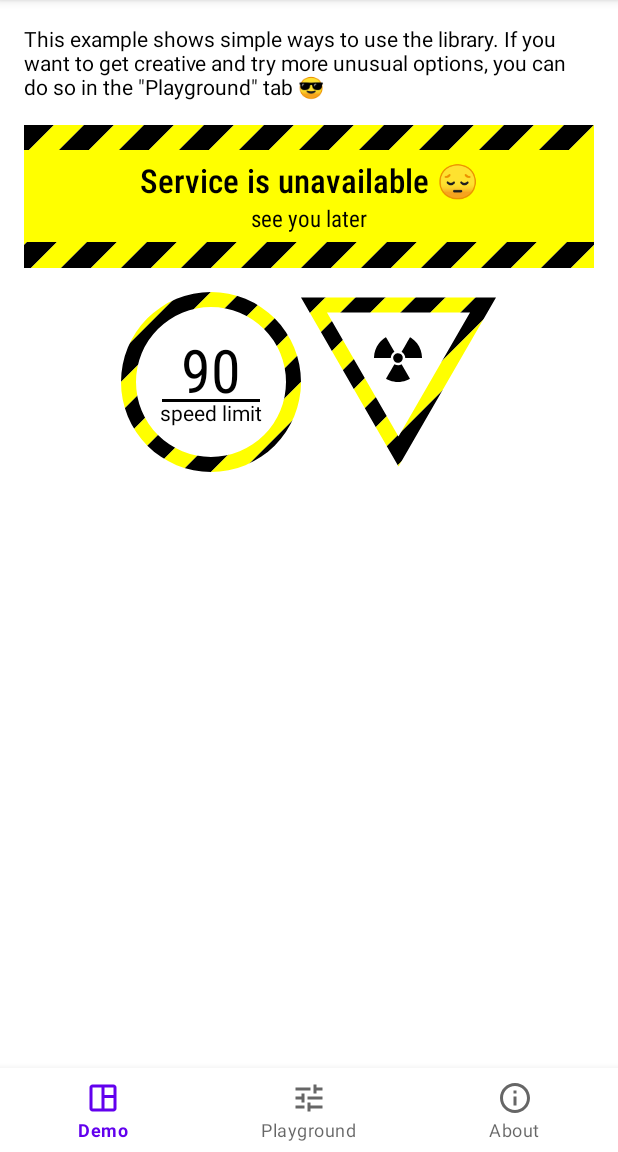
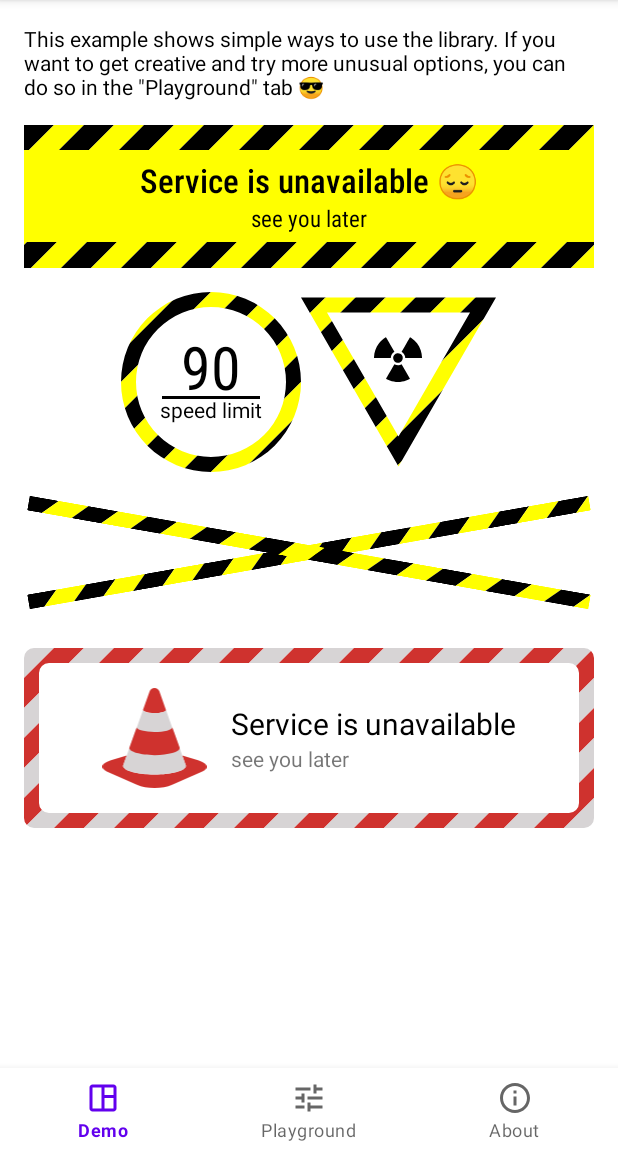
Before and after one commit to alexmedv/BarrierTape, an Android app: the screen it shows after launch (MainActivity), on a phone screen of 412 x 824 dp, the part 84-1236 px from its top. Run offline under Robolectric (Android 15) with nearby library versions, the phone set to English and light mode, and no system bars.

Commit message:
one more update for demo fragment

```diff
--- a/app/src/main/java/ru/angryrobot/barriertape/demo/fragments/DemoFragment.kt
+++ b/app/src/main/java/ru/angryrobot/barriertape/demo/fragments/DemoFragment.kt
@@ -15,7 +15,8 @@ class DemoFragment : BaseFragment() {
 
     override fun onCreateView(inflater: LayoutInflater, container: ViewGroup?, savedInstanceState: Bundle? ): View {
         binding = DemoFragmentBinding.inflate(inflater, container, false)
-        binding.banner1.background = BarrierTapeDrawable().apply {
+
+        binding.tape1.background = BarrierTapeDrawable().apply {
             lineWidth = 20.dp
         }
 
@@ -32,6 +33,21 @@ class DemoFragment : BaseFragment() {
             borderWidth = 10.dp
         }
 
+        binding.tape4.background = BarrierTapeDrawable().apply {
+            lineWidth = 20.dp
+        }
+
+        binding.tape5.background = BarrierTapeDrawable().apply {
+            lineWidth = 20.dp
+        }
+
+        binding.tape6.background = BarrierTapeDrawable().apply {
+            lineWidth = 20.dp
+            setColors(listOf(0xcf322e, 0xd7d4d5))
+            setRadius(10F)
+            borderWidth = 10.dp
+        }
+
         return binding.root
     }
 }
--- /dev/null
+++ b/app/src/main/res/drawable/ic_cone.xml
@@ -0,0 +1,7 @@
+<vector android:height="30.841719dp" android:viewportHeight="942.6"
+    android:viewportWidth="978" android:width="32dp" xmlns:android="http://schemas.android.com/apk/res/android">
+    <path android:fillColor="#cf322e" android:pathData="M534,31c-6.7,-18.7 -24.4,-31.1 -44.3,-31c-0.2,0 -0.3,0 -0.5,0c-0.3,0 -0.6,0 -0.9,0c-19.9,-0.2 -37.8,12.2 -44.5,31l-62.4,174.8h0c0,17 48.3,30.5 107.5,30.5c59.2,0 107.5,-13.1 107.5,-29.7v0L534,31z"/>
+    <path android:fillColor="#cf322e" android:pathData="M897.2,681.8l-148.1,-45.5l34.3,96.4h0c-0.1,46 -132,82.7 -294.7,82.7c-162.7,0 -294.6,-36.7 -294.7,-82.7h0.1l34.3,-96.4L80.7,681.9C-6.6,708.7 -27.5,755.2 41,785.9l282.5,126.6c89.2,40 242,40 331.1,0.1l282.6,-126.6C1005.9,755.3 984.7,708.7 897.2,681.8z"/>
+    <path android:fillColor="#d7d4d5" android:pathData="M596.4,206.8c-0.4,16.5 -48.5,29.5 -107.5,29.5c-58.5,0 -106.3,-13.2 -107.5,-29.9L249.7,576.7c0,0 0,0 0,0l-55.5,156.1h-0.1c0.1,46 132,82.7 294.7,82.7c162.7,0 294.6,-36.7 294.7,-82.7h0h0L596.4,206.8z"/>
+    <path android:fillColor="#cf322e" android:pathData="M656,372c-4.9,11.8 -22,22.1 -50.2,29.8c-31.2,8.6 -72.8,13.4 -117.1,13.4c-44.3,0 -85.9,-4.9 -117.1,-13.7c-27.3,-7.7 -44.2,-17.7 -49.7,-29.3l-69.4,194.5h0c0.1,35 106.4,66.1 236.5,66.1c130.1,0 236.5,-29.7 236.5,-66.2v0L656,372z"/>
+</vector>
--- a/app/src/main/res/layout/demo_fragment.xml
+++ b/app/src/main/res/layout/demo_fragment.xml
@@ -12,7 +12,8 @@
         android:layout_height="wrap_content"
         android:layout_marginHorizontal="16dp"
         android:layout_marginTop="16dp"
-        android:orientation="vertical">
+        android:orientation="vertical"
+        android:paddingBottom="32dp">
 
         <TextView
             android:layout_width="match_parent"
@@ -22,7 +23,7 @@
             android:textColor="@color/black" />
 
         <FrameLayout
-            android:id="@+id/banner1"
+            android:id="@+id/tape1"
             android:layout_width="match_parent"
             android:layout_height="95dp"
             android:layout_marginBottom="16dp">
@@ -41,7 +42,7 @@
                     android:layout_height="wrap_content"
                     android:fontFamily="sans-serif-condensed-medium"
                     android:text="Service is unavailable 😔"
-                    android:textColor="@android:color/black"
+                    android:textColor="@color/black"
                     android:textSize="22sp" />
 
                 <TextView
@@ -49,7 +50,7 @@
                     android:layout_height="wrap_content"
                     android:fontFamily="sans-serif-condensed"
                     android:text="see you later"
-                    android:textColor="@android:color/black"
+                    android:textColor="@color/black"
                     android:textSize="15sp" />
             </LinearLayout>
         </FrameLayout>
@@ -57,7 +58,7 @@
         <LinearLayout
             android:layout_width="match_parent"
             android:layout_height="match_parent"
-            android:layout_marginBottom="16dp"
+            android:layout_marginBottom="6dp"
             android:gravity="center"
             android:orientation="horizontal">
 
@@ -68,11 +69,11 @@
                 android:gravity="center"
                 android:orientation="vertical">
 
-
                 <TextView
                     android:layout_width="wrap_content"
                     android:layout_height="41dp"
                     android:fontFamily="sans-serif-condensed"
+                    android:gravity="top"
                     android:includeFontPadding="false"
                     android:text="90"
                     android:textColor="@color/black"
@@ -88,15 +89,19 @@
                     android:id="@+id/textView4"
                     android:layout_width="wrap_content"
                     android:layout_height="wrap_content"
+                    android:layout_marginBottom="4dp"
                     android:includeFontPadding="false"
                     android:text="speed limit"
-                    android:textColor="@color/black" />
+                    android:textColor="@color/black"
+                    android:textSize="14dp"
+                    tools:ignore="SpUsage" />
             </LinearLayout>
 
             <FrameLayout
                 android:id="@+id/tape3"
                 android:layout_width="130dp"
                 android:layout_height="120dp">
+
                 <ImageView
                     android:layout_width="32dp"
                     android:layout_height="32dp"
@@ -106,6 +111,69 @@
             </FrameLayout>
         </LinearLayout>
 
+        <FrameLayout
+            android:layout_marginBottom="16dp"
+            android:layout_width="match_parent"
+            android:layout_height="95dp">
+
+            <View
+                android:id="@+id/tape4"
+                android:layout_width="match_parent"
+                android:layout_height="10dp"
+                android:layout_gravity="center"
+                android:rotation="-10"
+                tools:background="#FFFFFF00" />
+
+            <View
+                android:id="@+id/tape5"
+                android:layout_width="match_parent"
+                android:layout_height="10dp"
+                android:layout_gravity="center"
+                android:rotation="10"
+                tools:background="#FFFFFF00" />
+        </FrameLayout>
+
+        <FrameLayout
+            android:id="@+id/tape6"
+            android:layout_width="match_parent"
+            android:layout_height="120dp"
+            android:layout_marginBottom="16dp">
+            <LinearLayout
+                android:layout_gravity="center"
+                android:layout_width="wrap_content"
+                android:layout_height="wrap_content">
+
+                <ImageView
+                    android:layout_width="70dp"
+                    android:layout_height="wrap_content"
+                    android:adjustViewBounds="true"
+                    app:srcCompat="@drawable/ic_cone" />
+
+                <LinearLayout
+                    android:layout_marginStart="16dp"
+                    android:layout_gravity="center_vertical"
+                    android:layout_width="wrap_content"
+                    android:layout_height="wrap_content"
+                    android:orientation="vertical">
+
+
+                    <TextView
+                        android:id="@+id/textView"
+                        android:layout_width="wrap_content"
+                        android:layout_height="wrap_content"
+                        android:text="Service is unavailable"
+                        android:textColor="@color/black"
+                        android:textSize="20sp" />
+
+                    <TextView
+                        android:id="@+id/textView2"
+                        android:layout_width="wrap_content"
+                        android:layout_height="wrap_content"
+                        android:text="see you later" />
+                </LinearLayout>
+
+            </LinearLayout>
+        </FrameLayout>
 
     </LinearLayout>
 
```
